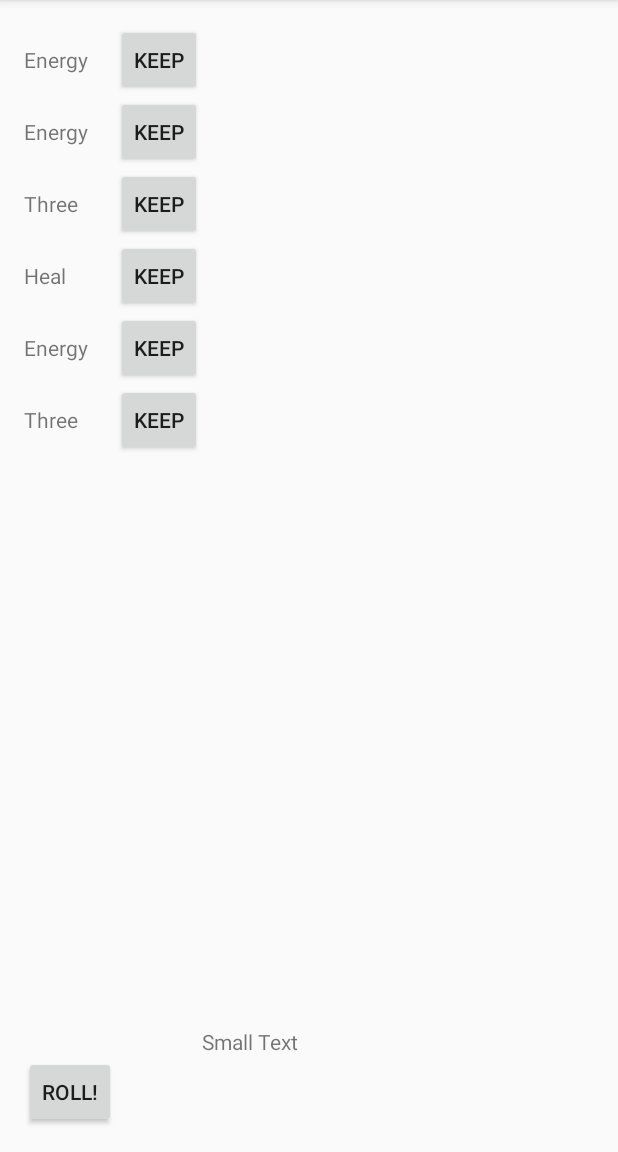
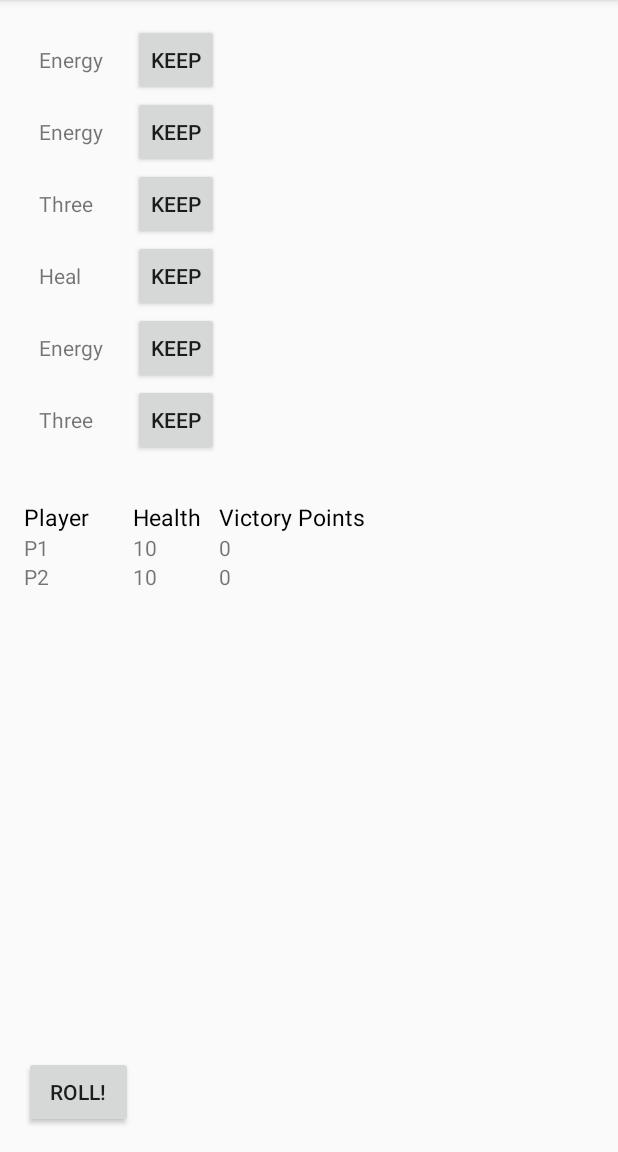
Before and after one commit to mr10zin/Dice, an Android app: the screen it shows after launch (MainActivity), after a tap on "ROLL!", on a phone screen of 412 x 824 dp, the part 84-1236 px from its top. Run offline under Robolectric (Android 15) with nearby library versions, the phone set to English and light mode, and no system bars.

Commit message:
Two Players added.
Still have to figure out turn handling.

```diff
--- a/app/src/main/java/com/example/khedup/dice/MainActivity.java
+++ b/app/src/main/java/com/example/khedup/dice/MainActivity.java
@@ -8,6 +8,8 @@ import android.view.View;
 import android.widget.Button;
 import android.widget.TextView;
 
+import com.example.khedup.dice.Models.Player;
+
 import java.lang.reflect.Array;
 import java.util.ArrayList;
 
@@ -17,12 +19,12 @@ public class MainActivity extends ActionBarActivity {
     private ArrayList<Button> diceButtons = new ArrayList<>();
     private ArrayList<Boolean> diceHold = new ArrayList<>();
     private int numRolls;
+    private int numKeeps;
 
     @Override
     protected void onCreate(Bundle savedInstanceState) {
         super.onCreate(savedInstanceState);
         setContentView(R.layout.activity_main);
-
 
 
         //START here
@@ -38,32 +40,75 @@ public class MainActivity extends ActionBarActivity {
         diceButtons.add((Button) findViewById(R.id.fourthButton));
         diceButtons.add((Button) findViewById(R.id.fifthButton));
         diceButtons.add((Button) findViewById(R.id.sixthButton));
+        for (int i = 0; i < 6; i++) {
+            diceHold.add(false);
+        }
+        Player p1 = new Player();
+        TextView p1HealthView = (TextView) findViewById(R.id.p1Health);
+        p1HealthView.setText(Integer.toString(p1.getHealth()));
+        // TextView temp2 = (TextView) findViewById(R.id.p1Points);
+        // temp2.setText(p1.getVictoryPoint());
+        Player p2 = new Player();
+        TextView p2HealthView = (TextView) findViewById(R.id.p2Health);
+        p2HealthView.setText(Integer.toString(p2.getHealth()));
 
-        ArrayList<String> currentTurn = turn();
+        currentTurn(p1, p2);
+        p1HealthView.setText(Integer.toString(p1.getHealth()));
+        p2HealthView.setText(Integer.toString(p2.getHealth()));
+
 
     }
 
-    public ArrayList<String> turn(){
+    public void currentTurn(Player player, Player opponent) {
         numRolls = 0;
+        numKeeps = 0;
+        for (int i = 0; i < 6; i++) {
+            diceHold.set(i, false);
+        }
+            rollDice();
+        resultParse(diceResults, player, opponent);
 
-        for (int i = 0; i < 6; i++) {
-            diceHold.add(false);
+
     }
-        //TextView temp = (TextView) findViewById(R.id.turn);
-        // temp.setText(numRolls);
 
+
+    public void resultParse(ArrayList<TextView> myList, Player p, Player o) {
+        int dmg = 0;
+        int energy = 0;
+        int heal = 0;
+        int vp = 0;
+        for (int i = 0; i < myList.size(); i++) {
+            if (myList.get(i).equals(R.string.diceResult1)) {
+                dmg += 1;
+            } else if (myList.get(i).equals(R.string.diceResult2)) {
+                dmg += 2;
+            } else if (myList.get(i).equals(R.string.diceResult3)) {
+                dmg += 3;
+            } else if (myList.get(i).equals(R.string.diceResult4)) {
+                vp++;
+            } else if (myList.get(i).equals(R.string.diceResult5)) {
+                energy++;
+            } else if (myList.get(i).equals(R.string.diceResult6)) {
+                heal++;
+            }
+
+        }
+        p.updateHealth(heal);
+        p.updateVictoryPoint(vp);
+        p.updateEnergy(energy);
+        o.updateHealth(-dmg);
+        return;
+    }
+    public void rollDice(){
         Button rollButton = (Button) findViewById(R.id.rollAllDice);
         rollButton.setOnClickListener(
                 new Button.OnClickListener() {
-                    @Override
                     public void onClick(View v) {
-                        if (numRolls < 10) {
                         for (int i = 0; i < diceResults.size(); i++) {
+                            if (!diceHold.get(i)) {
                                 double random = Math.random();
-                                if (!diceHold.get(i)) {
                                 if (random < .166) {
                                     diceResults.get(i).setText(R.string.diceResult1);
-
                                 } else if (random < .333) {
                                     diceResults.get(i).setText(R.string.diceResult2);
                                 } else if (random < .5) {
@@ -77,20 +122,18 @@ public class MainActivity extends ActionBarActivity {
 
                                 }
                             }
-
+                        }
+                        for (int i = 0; i < diceHold.size(); i++) {
+                            keepButtons(i);
                         }
 
                     }
-                        numRolls++;
-                    }
                 }
         );
-        for(int i = 0; i <diceHold.size();i++) {
-            keepButtons(i);
+
+        return;
     }
-        return null;
-    }
-    public void keepButtons(final int index){
+    public void keepButtons(final int index) {
         Button temp = diceButtons.get(index);
         temp.setOnClickListener(
                 new Button.OnClickListener() {
@@ -98,12 +141,12 @@ public class MainActivity extends ActionBarActivity {
                     public void onClick(View v) {
                         if (numRolls != 0) {
                             diceHold.set(index, true);
+                            numKeeps++;
                         }
                     }
                 }
         );
     }
-
 
 
     @Override
--- /dev/null
+++ b/app/src/main/java/com/example/khedup/dice/Models/Player.java
@@ -0,0 +1,35 @@
+package com.example.khedup.dice.Models;
+
+/**
+ * Created by Khedup on 4/2/2015.
+ */
+public class Player {
+    private int health;
+    private int victoryPoint;
+    private int energy;
+
+    public Player(){
+        health  = 10;
+        victoryPoint = 0;
+        energy = 0;
+    }
+
+    public void updateHealth(int i){
+        health += i;
+    }
+    public void updateVictoryPoint(int v){
+        victoryPoint += v;
+    }
+    public void updateEnergy(int e){
+        energy+=e;
+    }
+    public int getHealth(){
+        return health;
+    }
+    public int getVictoryPoint(){
+        return victoryPoint;
+    }
+    public int getEnergy(){
+        return energy;
+    }
+}
--- a/app/src/main/res/layout/activity_main.xml
+++ b/app/src/main/res/layout/activity_main.xml
@@ -19,7 +19,9 @@
             android:text="@string/DefaultDiceMessage"
             android:id="@+id/firstResult"
             android:layout_row="0"
-            android:layout_column="0" />
+            android:layout_column="0"
+            android:paddingLeft="10dp"
+            android:paddingRight="20dp" />
 
         <Button
             style="?android:attr/buttonStyleSmall"
@@ -37,7 +39,9 @@
             android:text="@string/DefaultDiceMessage"
             android:id="@+id/secondResult"
             android:layout_row="1"
-            android:layout_column="0" />
+            android:layout_column="0"
+            android:paddingLeft="10dp"
+            android:paddingRight="20dp" />
 
         <Button
             style="?android:attr/buttonStyleSmall"
@@ -55,7 +59,9 @@
             android:id="@+id/thirdResult"
             android:layout_row="2"
             android:layout_column="0"
-            android:text="@string/DefaultDiceMessage" />
+            android:text="@string/DefaultDiceMessage"
+            android:paddingLeft="10dp"
+            android:paddingRight="20dp" />
 
         <Button
             style="?android:attr/buttonStyleSmall"
@@ -73,7 +79,9 @@
             android:text="@string/DefaultDiceMessage"
             android:id="@+id/fourthResult"
             android:layout_row="3"
-            android:layout_column="0" />
+            android:layout_column="0"
+            android:paddingLeft="10dp"
+            android:paddingRight="20dp" />
 
         <Button
             style="?android:attr/buttonStyleSmall"
@@ -91,7 +99,9 @@
             android:text="@string/DefaultDiceMessage"
             android:id="@+id/fifthResult"
             android:layout_row="4"
-            android:layout_column="0" />
+            android:layout_column="0"
+            android:paddingLeft="10dp"
+            android:paddingRight="20dp" />
 
         <Button
             style="?android:attr/buttonStyleSmall"
@@ -109,7 +119,9 @@
             android:text="@string/DefaultDiceMessage"
             android:id="@+id/sixthResult"
             android:layout_row="5"
-            android:layout_column="0" />
+            android:layout_column="0"
+            android:paddingLeft="10dp"
+            android:paddingRight="20dp" />
 
         <Button
             style="?android:attr/buttonStyleSmall"
@@ -120,23 +132,105 @@
             android:layout_row="5"
             android:layout_column="1" />
 
+        <TextView
+            android:layout_width="wrap_content"
+            android:layout_height="wrap_content"
+            android:textAppearance="?android:attr/textAppearanceSmall"
+            android:text="@string/playerOneName"
+            android:id="@+id/p1view"
+            android:layout_row="7"
+            android:layout_column="0" />
+
+        <TextView
+            android:layout_width="wrap_content"
+            android:layout_height="wrap_content"
+            android:textAppearance="?android:attr/textAppearanceSmall"
+            android:text="0"
+            android:id="@+id/p1Health"
+            android:layout_row="7"
+            android:layout_column="1" />
+
+        <TextView
+            android:layout_width="wrap_content"
+            android:layout_height="wrap_content"
+            android:textAppearance="?android:attr/textAppearanceSmall"
+            android:text="0"
+            android:id="@+id/p1Points"
+            android:layout_row="7"
+            android:layout_column="2" />
+
+        <TextView
+            android:layout_width="wrap_content"
+            android:layout_height="wrap_content"
+            android:textAppearance="?android:attr/textAppearanceSmall"
+            android:text="@string/playerTwoName"
+            android:id="@+id/p2view"
+            android:layout_row="8"
+            android:layout_column="0" />
+
+        <TextView
+            android:layout_width="wrap_content"
+            android:layout_height="wrap_content"
+            android:textAppearance="?android:attr/textAppearanceSmall"
+            android:text="@string/Player"
+            android:id="@+id/PlayerHeader"
+            android:layout_row="6"
+            android:layout_column="0"
+            android:textColor="#000000"
+            android:textSize="15dp"
+            android:paddingTop="30dp" />
+
+        <TextView
+            android:layout_width="wrap_content"
+            android:layout_height="wrap_content"
+            android:textAppearance="?android:attr/textAppearanceSmall"
+            android:text="@string/HealthHeader"
+            android:id="@+id/textView"
+            android:layout_row="6"
+            android:layout_column="1"
+            android:textColor="#000000"
+            android:textSize="15dp"
+            android:paddingTop="30dp" />
+
+        <TextView
+            android:layout_width="wrap_content"
+            android:layout_height="wrap_content"
+            android:textAppearance="?android:attr/textAppearanceSmall"
+            android:text="@string/pointsHeader"
+            android:id="@+id/vicPoints"
+            android:layout_row="6"
+            android:layout_column="2"
+            android:textColor="#000000"
+            android:textSize="15dp"
+            android:paddingTop="30dp" />
+
+        <TextView
+            android:layout_width="wrap_content"
+            android:layout_height="wrap_content"
+            android:textAppearance="?android:attr/textAppearanceSmall"
+            android:text="0"
+            android:id="@+id/p2Health"
+            android:layout_row="8"
+            android:layout_column="1" />
+
+        <TextView
+            android:layout_width="wrap_content"
+            android:layout_height="wrap_content"
+            android:textAppearance="?android:attr/textAppearanceSmall"
+            android:text="0"
+            android:id="@+id/p2Points"
+            android:layout_row="8"
+            android:layout_column="2" />
+
         <Button
             style="?android:attr/buttonStyleSmall"
             android:layout_width="wrap_content"
             android:layout_height="wrap_content"
             android:text="@string/rollButton"
             android:id="@+id/rollAllDice"
-            android:layout_row="8"
+            android:layout_row="11"
             android:layout_column="0"
             android:layout_gravity="fill_horizontal" />
 
-        <TextView
-            android:layout_width="wrap_content"
-            android:layout_height="wrap_content"
-            android:textAppearance="?android:attr/textAppearanceSmall"
-            android:text="@string/turnNumber"
-            android:id="@+id/turn"
-            android:layout_row="7"
-            android:layout_column="11" />
     </GridLayout>
 </RelativeLayout>
--- a/app/src/main/res/values/strings.xml
+++ b/app/src/main/res/values/strings.xml
@@ -13,4 +13,9 @@
     <string name="defaultButtonMessage">Keep</string>
     <string name="DefaultDiceMessage">Roll Dice</string>
     <string name="turnNumber">Small Text</string>
+    <string name="Player">Player</string>
+    <string name="pointsHeader">Victory Points</string>
+    <string name="HealthHeader">Health</string>
+    <string name="playerTwoName">P2</string>
+    <string name="playerOneName">P1</string>
 </resources>
```
Lines whose indentation alone changed are shown as unchanged.
